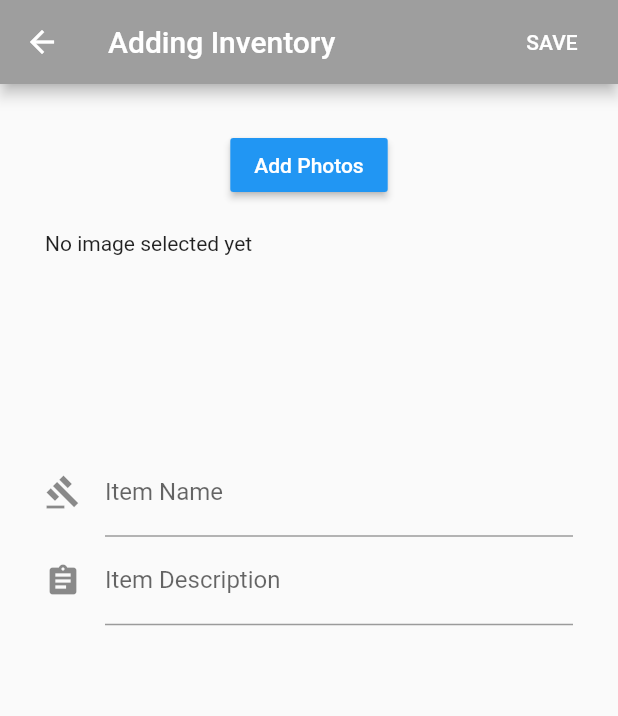
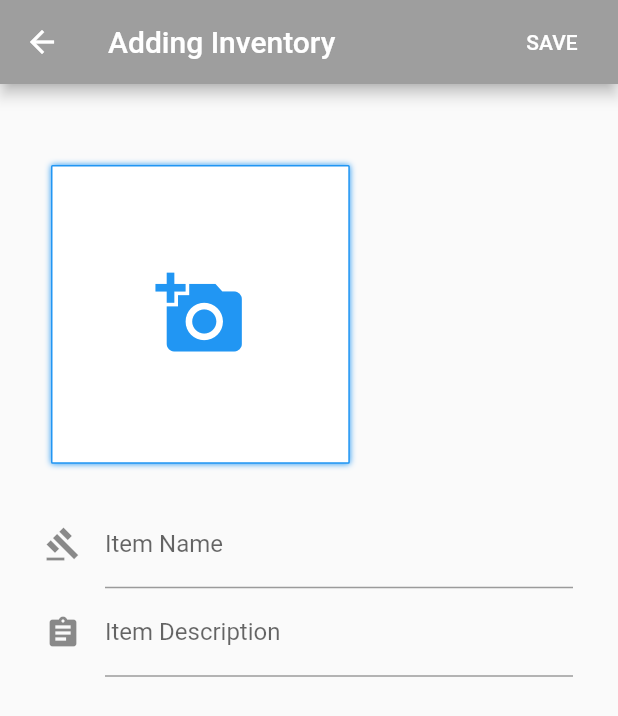
Before and after one commit to acidjazz/uploader, a Flutter app: the InventoryModify screen opened directly with empty values, on a phone screen of 412 x 824 dp. Shown: the top 716 px of the screen. Run offline on Flutter 3.47's test engine with Material 2 defaults, Android fonts, the phone set to English and light mode, and no system bars; our stand-ins replace image_picker, shared_preferences; accounts and stored records are empty.

Commit message:
🔧 major progress on the image picking and response process

```diff
--- a/lib/pages/inventoryModify.dart
+++ b/lib/pages/inventoryModify.dart
@@ -1,3 +1,4 @@
+import 'dart:async';
 import 'dart:io';
 
 import 'package:flutter/material.dart';
@@ -23,29 +24,80 @@ class InventoryModifyState extends State<InventoryModify> {
 
   List<File> photos = new List();
 
+  final GlobalKey<ScaffoldState> _scaffoldKey = new GlobalKey<ScaffoldState>();
   final GlobalKey<FormState> _formKey = new GlobalKey<FormState>();
+  ScrollController _gridController = new ScrollController();
 
-  choosePhotos () async {
-    var _file = await ImagePicker.pickImage();
+  void showInSnackBar(String value) {
+    _scaffoldKey.currentState.showSnackBar(new SnackBar(
+      content: new Text(value),
+      duration: const Duration(seconds: 3),
+    ));
+  }
+
+  addPhoto () async {
+
+    var _file = await ImagePicker.pickImage(source: ImageSource.askUser);
+    setState(() { this.photos.add(_file); });
+
+    await new Future.delayed(const Duration(seconds: 1), () => "1");
+    showInSnackBar('Photo added');
+    _gridController.animateTo(
+      _gridController.position.maxScrollExtent,
+      duration: const Duration(milliseconds: 300),
+      curve: Curves.easeOut,
+    );
+  }
+
+  removePhoto (photo) {
     setState(() {
-      this.photos.add(_file);
-      print('PHOTO PATH');
-      print(this.photos.first.path);
+      this.photos.remove(photo);
     });
+    showInSnackBar('Photo removed');
+  }
+
+  Widget addPhotosWidget () {
+    return new GestureDetector(
+      onTap: () { addPhoto(); },
+      child: new GridTile(
+        child: new Container(
+          child: new Icon(Icons.add_a_photo, size: 60.0, color: Colors.blue),
+            decoration: new BoxDecoration(
+              border: new Border.all(width: 1.0, color: Colors.blue),
+              borderRadius: new BorderRadius.all(new Radius.circular(1.0)),
+              color: Colors.white,
+              boxShadow: [
+                new BoxShadow(color: Colors.blue, blurRadius: 3.0)
+              ],
+          ),
+        ),
+      ),
+    );
   }
 
   List<Widget> photosWidget () {
-    return this.photos.map((File photo) {
-      return new Container(
-        padding: new EdgeInsets.symmetric(horizontal: 10.0),
-        child: new Image.file(photo, width: 100.0),
+    var photos = [ addPhotosWidget() ];
+    photos.addAll(this.photos.map((File photo) {
+      return new GridTile(
+        header: new GestureDetector(
+          onTap: () { removePhoto(photo); },
+          child: new GridTileBar(
+            leading: new Icon(Icons.delete),
+          ),
+        ),
+        child: new Image.file(photo, fit: BoxFit.cover),
       );
-    }).toList();
+    }).toList());
+    return photos;
   }
 
   @override
   Widget build(BuildContext context) {
+
+    final Orientation orientation = MediaQuery.of(context).orientation;
+
     return new Scaffold(
+      key: _scaffoldKey,
       appBar: new AppBar(
         backgroundColor: Colors.grey,
         title: new Text(widget.id ? widget.titleEdit : widget.titleNew),
@@ -66,22 +118,20 @@ class InventoryModifyState extends State<InventoryModify> {
               crossAxisAlignment: CrossAxisAlignment.center,
               children: <Widget>[
 
-                new RaisedButton(
-                  onPressed: choosePhotos,
-                  child: new Text('Add Photos'),
-                  color: Colors.blue,
-                  textColor: Colors.white,
-                ),
-
                 new Container(
                   padding: new EdgeInsets.symmetric(vertical: 20.0),
-                  height: MediaQuery.of(context).size.height*0.2,
-                  child: new ListView(
+                  height: MediaQuery.of(context).size.height*0.3,
+                  child: new GridView.count(
+                    controller: _gridController,
+                    crossAxisCount: 1,
                     scrollDirection: Axis.horizontal,
-                    children: photos.length == 0
-                      ? [ new Text('No image selected yet') ]
-                      : photosWidget()
+                    mainAxisSpacing: 4.0,
+                    crossAxisSpacing: 4.0,
+                    padding: const EdgeInsets.all(4.0),
+                    childAspectRatio: (orientation == Orientation.portrait) ? 1.0 : 1.3,
+                    children: photosWidget()
                   ),
+
                 ),
 
                 new TextFormField(
--- a/lib/pages/login.dart
+++ b/lib/pages/login.dart
@@ -14,7 +14,6 @@ class LoginState extends State<Login> {
   var _loadedInitials = false;
 
   final GlobalKey<ScaffoldState> _scaffoldKey = new GlobalKey<ScaffoldState>();
-
 
   void showInSnackBar(String value) {
     _scaffoldKey.currentState.showSnackBar(new SnackBar(
```
Also changed, not shown: 1 other file.
